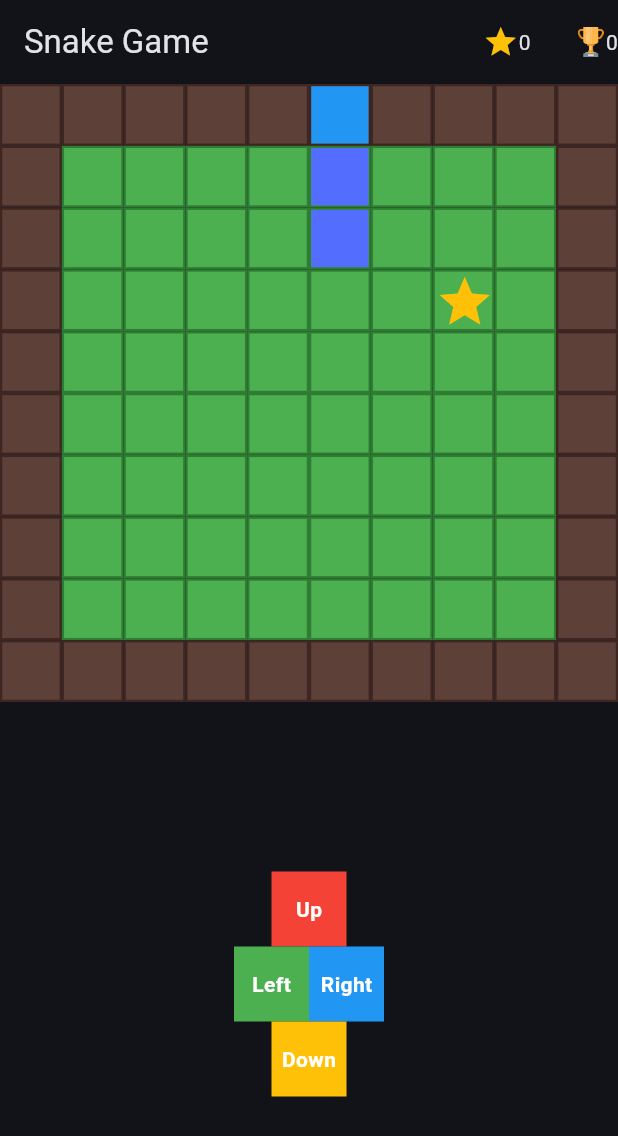
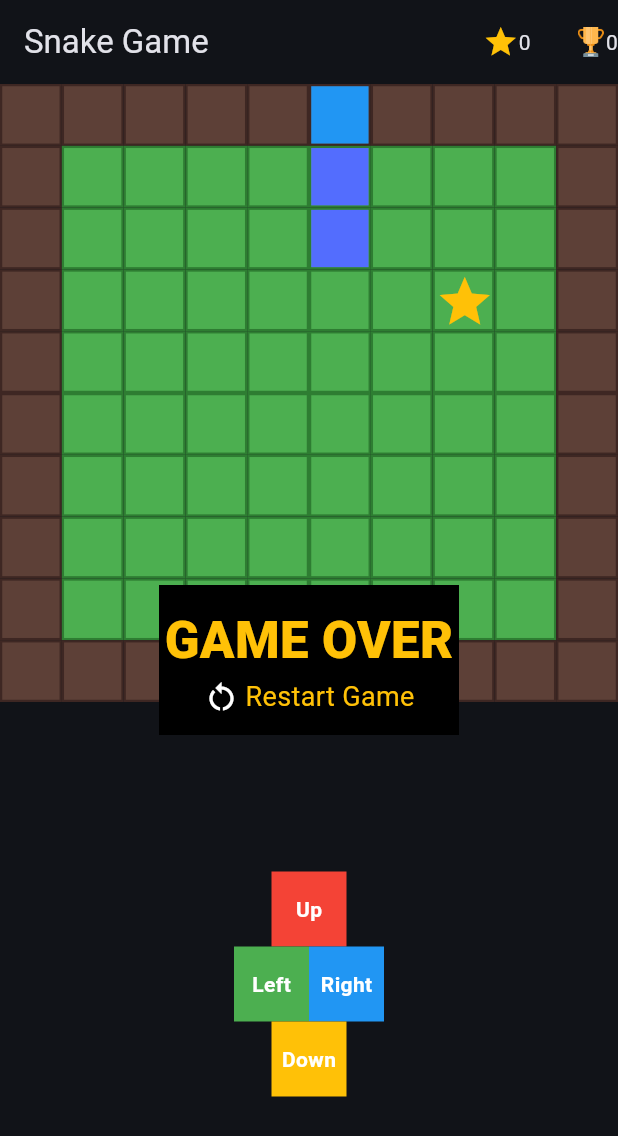
Before and after one commit to Samaara-Das/Snake-Game, a Flutter app: the screen it shows after launch, after a tap on "Up", on a phone screen of 412 x 824 dp. Shown: the top 1136 px of the screen. Run offline on Flutter 3.47's test engine with Material 3 defaults, Android fonts, the phone set to English and light mode, and no system bars.

Commit message:
Added the GameOverPopup object to snake_game_page.dart

```diff
--- a/lib/snake_game_page.dart
+++ b/lib/snake_game_page.dart
@@ -1,4 +1,5 @@
 import 'package:flutter/material.dart';
+import 'package:snake_game/gameover_popup.dart';
 import 'scores.dart';
 import 'board.dart';
 import 'game_provider.dart';
@@ -36,6 +37,7 @@ class _SnakeGamePageState extends State<SnakeGamePage> {
                 ],
               ),
               StartPopup(),
+              GameOverPopup()
             ],
           ),
         )
```
